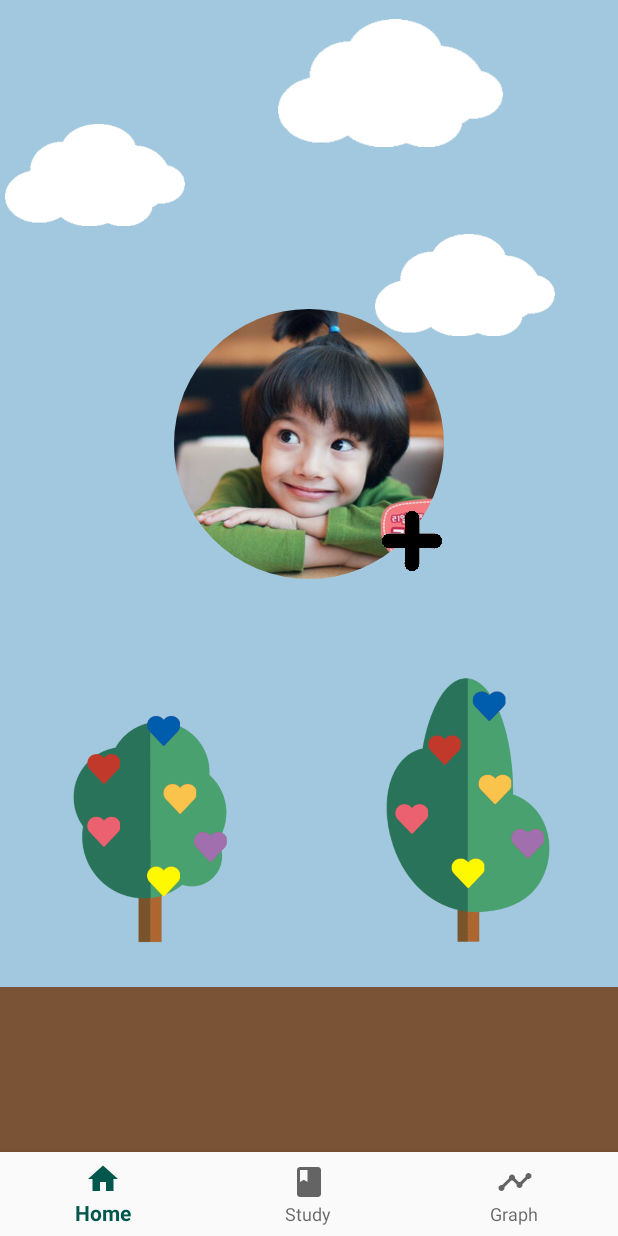
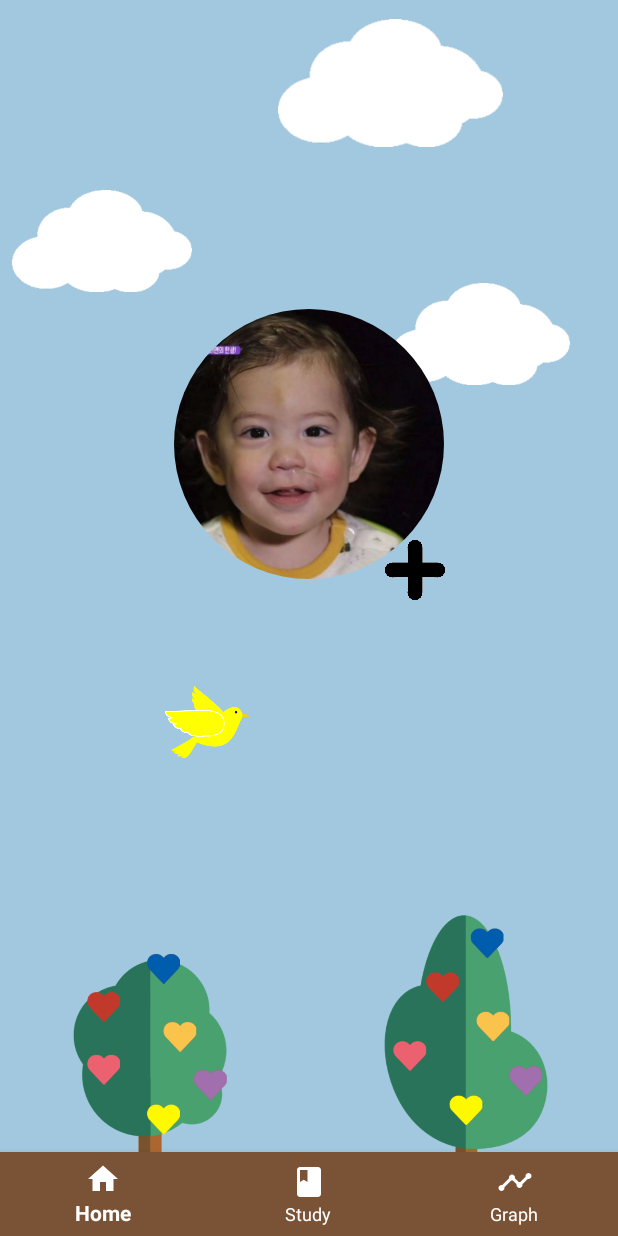
Before and after one commit to MindTree-DS/Mindtree-android, an Android app: the screen it shows after launch (MainActivity), on a phone screen of 412 x 824 dp. Run offline under Robolectric (Android 15) with nearby library versions, the phone set to English and light mode, and no system bars; plain views replace CircularImageView.

Commit message:
change android
Signed-off-by: songyoungeun <young5481@gmail.com>

```diff
--- a/real_final_0221 (1)/app/src/main/java/com/example/user/myapplication/Menu2Fragment.java
+++ b/real_final_0221 (1)/app/src/main/java/com/example/user/myapplication/Menu2Fragment.java
@@ -32,14 +32,15 @@ public class Menu2Fragment extends Fragment {
             Log.d(" ### ", imageDetails.getPath() + ", " + imageDetails.getBitmap().getConfig());
         }
         else if (requestCode == ImagePro.GALLERY_CODE) {
-//            Log.d(" $$$ ","resultCode:"+resultCode);
+//            Log.d(" $$$ ","r
+// esultCode:"+resultCode);
             imageDetails = imagePro.getImagePath(ImagePro.GALLERY_CODE, RESULT_OK, data);
 
         }
 
-
         ivCrop.setImageBitmap(imageDetails.getBitmap());
     }
+
     @Nullable
     @Override
     public View onCreateView(@NonNull LayoutInflater inflater, @Nullable ViewGroup container, @Nullable Bundle savedInstanceState) {
--- a/real_final_0221 (1)/app/src/main/res/layout/activity_main.xml
+++ b/real_final_0221 (1)/app/src/main/res/layout/activity_main.xml
@@ -12,10 +12,15 @@
         android:layout_marginBottom="?attr/actionBarSize"/>
 
     <android.support.design.widget.BottomNavigationView
+        app:itemBackground="@color/colorBottombar"
         android:id="@+id/bottom_navigation_view"
         android:layout_width="match_parent"
         android:layout_height="wrap_content"
         android:layout_gravity="bottom"
-        android:background="?android:attr/windowBackground"
-        app:menu="@menu/bottombar_menu" />
+
+        app:menu="@menu/bottombar_menu"
+        app:itemIconTint="@android:color/white"
+        app:itemTextColor="@android:color/white"
+        />
+
 </android.support.design.widget.CoordinatorLayout>
--- a/real_final_0221 (1)/app/src/main/res/layout/fragment_menu2.xml
+++ b/real_final_0221 (1)/app/src/main/res/layout/fragment_menu2.xml
@@ -11,13 +11,12 @@
     <ImageView
         android:layout_width="120dp"
         android:layout_height="100dp"
+        android:layout_marginStart="8dp"
         android:src="@drawable/cloud"
-        android:layout_marginStart="3dp"
         app:layout_constraintBottom_toBottomOf="parent"
         app:layout_constraintStart_toStartOf="parent"
         app:layout_constraintTop_toTopOf="parent"
-        app:layout_constraintVertical_bias="0.1"
-        />
+        app:layout_constraintVertical_bias="0.166" />
 
     <ImageView
         android:layout_width="150dp"
@@ -29,21 +28,21 @@
         app:layout_constraintTop_toTopOf="parent"
         app:layout_constraintVertical_bias="0.008"
         />
+
     <ImageView
         android:layout_width="120dp"
         android:layout_height="100dp"
+        android:layout_marginStart="260dp"
         android:src="@drawable/cloud"
-        android:layout_marginStart="250dp"
         app:layout_constraintBottom_toBottomOf="parent"
         app:layout_constraintStart_toStartOf="parent"
         app:layout_constraintTop_toTopOf="parent"
-        app:layout_constraintVertical_bias="0.21"
-        />
+        app:layout_constraintVertical_bias="0.258" />
     <com.github.siyamed.shapeimageview.CircularImageView
         android:id="@+id/iv_crop"
         android:layout_width="180dp"
         android:layout_height="180dp"
-        android:src="@drawable/d"
+        android:src="@drawable/gun"
         app:layout_constraintBottom_toBottomOf="parent"
         app:layout_constraintEnd_toEndOf="parent"
         app:layout_constraintStart_toStartOf="parent"
@@ -59,42 +58,48 @@
         android:background="@drawable/plus"
         app:layout_constraintBottom_toBottomOf="parent"
         app:layout_constraintEnd_toEndOf="parent"
-        app:layout_constraintHorizontal_bias="0.685"
+        app:layout_constraintHorizontal_bias="0.69"
         app:layout_constraintStart_toStartOf="parent"
         app:layout_constraintTop_toTopOf="parent"
-        app:layout_constraintVertical_bias="0.383" />
+        app:layout_constraintVertical_bias="0.414" />
+
+    <ImageView
+        android:layout_width="70dp"
+        android:layout_height="48dp"
+        android:layout_marginStart="8dp"
+        android:layout_marginTop="8dp"
+        android:layout_marginEnd="8dp"
+        android:layout_marginBottom="8dp"
+        android:src="@drawable/bird"
+        app:layout_constraintBottom_toBottomOf="parent"
+        app:layout_constraintEnd_toEndOf="parent"
+        app:layout_constraintHorizontal_bias="0.292"
+        app:layout_constraintStart_toStartOf="parent"
+        app:layout_constraintTop_toTopOf="parent"
+        app:layout_constraintVertical_bias="0.638" />
+
 
     <ImageView
         android:layout_width="200dp"
         android:layout_height="200dp"
         android:background="@drawable/tree1_loading"
         app:layout_constraintBottom_toBottomOf="parent"
+        app:layout_constraintStart_toStartOf="parent"
         app:layout_constraintTop_toTopOf="parent"
-        app:layout_constraintVertical_bias="0.8"
-
-
-
-        />
+        app:layout_constraintVertical_bias="1.08" />
 
     <ImageView
         android:layout_width="200dp"
         android:layout_height="197dp"
-
-
         android:background="@drawable/tree2_main"
         app:layout_constraintBottom_toBottomOf="parent"
         app:layout_constraintEnd_toEndOf="parent"
-        app:layout_constraintHorizontal_bias="1.0"
+        app:layout_constraintHorizontal_bias="0.995"
         app:layout_constraintStart_toStartOf="parent"
         app:layout_constraintTop_toTopOf="parent"
-        app:layout_constraintVertical_bias="0.773" />
+        app:layout_constraintVertical_bias="1.05" />
 
-    <ImageView
-        android:layout_width="match_parent"
-        android:layout_height="110dp"
-        android:background="@color/colorBottombar"
-        app:layout_constraintBottom_toBottomOf="parent"
-        app:layout_constraintEnd_toEndOf="parent" />
+
 
 
 
--- a/real_final_0221 (1)/app/src/main/res/xml/file_paths.xml
+++ b/real_final_0221 (1)/app/src/main/res/xml/file_paths.xml
@@ -1,6 +1,6 @@
 <?xml version="1.0" encoding="utf-8"?>
 <paths>
     <external-path
-        name="external_files"
+        name="storage/emulated/0"
         path="." />
 </paths>
```
Also changed, not shown: real_final_0221 (1)/app/src/main/AndroidManifest.xml (+4 -6 lines), real_final_0221 (1)/app/src/main/java/com/example/user/myapplication/ImagePro.java (+5 -4 lines), real_final_0221 (1)/app/src/main/java/com/example/user/myapplication/Menu1Fragment.java (+36 -0 lines), real_final_0221 (1)/app/src/main/res/layout/fragment_menu1.xml (+7 -8 lines), real_final_0221 (1)/app/src/main/res/layout/fragment_menu3.xml (+5 -3 lines), real_final_0221 (1)/app/src/main/res/drawable/bird.png (added), real_final_0221 (1)/app/src/main/res/drawable/chart.png (added), real_final_0221 (1)/app/src/main/res/drawable/gun.png (added).
